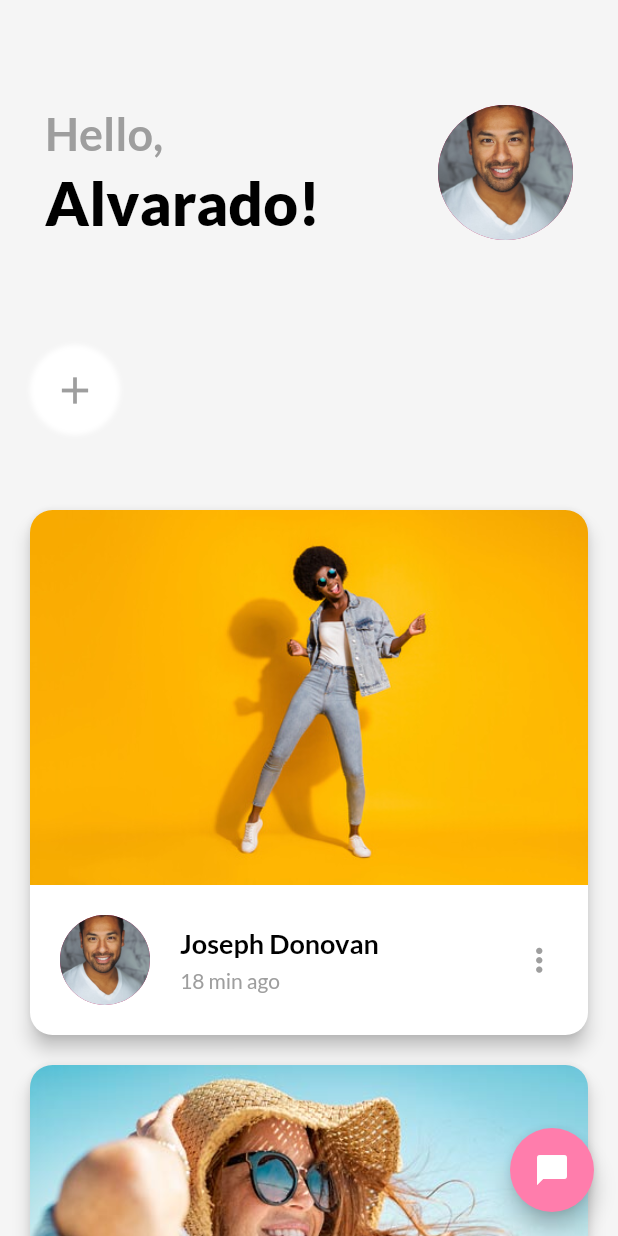
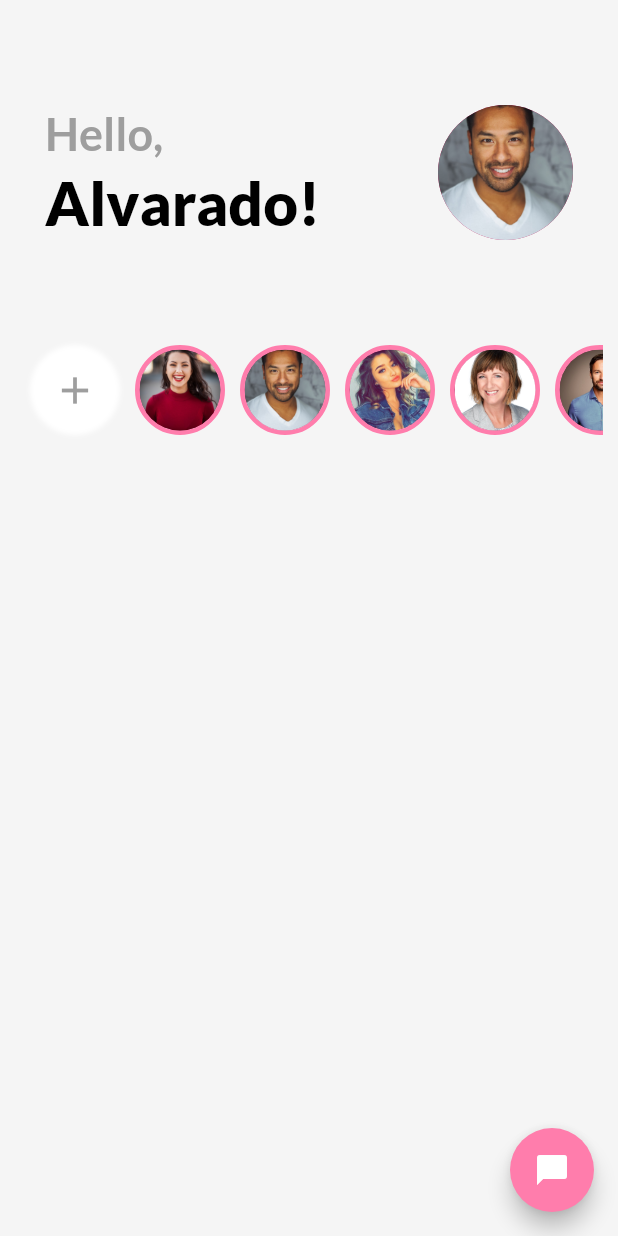
Before and after one commit to bibangjoseph/flutter-social-design, a Flutter app: the screen it shows after launch, on a phone screen of 412 x 824 dp. Run offline on Flutter 3.47's test engine with Material 2 defaults, Android fonts, the phone set to English and light mode, and no system bars; our stand-ins replace google_fonts.

Commit message:
Résolution des bug

```diff
--- a/lib/config/color.dart
+++ b/lib/config/color.dart
@@ -4,4 +4,5 @@ import 'package:flutter/material.dart';
 
 class ColorApp {
   static Color pink = Color(0xFFFF7DAC);
+  static Color bg = Color(0xFFF9FBFF);
 }
--- /dev/null
+++ b/lib/data/AppData.dart
@@ -0,0 +1,13 @@
+import 'package:socialapp/model/story.dart';
+
+class AppData {
+  static List stories = [
+    Story(id: 1, image: 'assets/images/user-1.jpg'),
+    Story(id: 2, image: 'assets/images/user-2.jpg'),
+    Story(id: 3, image: 'assets/images/user-3.jpg'),
+    Story(id: 4, image: 'assets/images/user-4.jpg'),
+    Story(id: 5, image: 'assets/images/user-5.jpg'),
+  ];
+
+  static List feeds = [{}];
+}
--- a/lib/data/storyiesData.dart
+++ /dev/null
@@ -1,11 +0,0 @@
-import 'package:socialapp/model/story.dart';
-
-class StoriesData {
-  static List stories = [
-    {'id': 1, 'image': 'assets/images/user-1.jpg'},
-    {'id': 2, 'image': 'assets/images/user-2.jpg'},
-    {'id': 3, 'image': 'assets/images/user-3.jpg'},
-    {'id': 4, 'image': 'assets/images/user-4.jpg'},
-    {'id': 5, 'image': 'assets/images/user-5.jpg'},
-  ];
-}
--- a/lib/model/story.dart
+++ b/lib/model/story.dart
@@ -1,6 +1,6 @@
 class Story {
   late int id;
-  late String imageStory;
+  late String image;
 
-  Story(this.id, this.imageStory);
+  Story({required this.id, required this.image});
 }
--- a/lib/views/home.dart
+++ b/lib/views/home.dart
@@ -1,5 +1,7 @@
 import 'package:flutter/material.dart';
 import 'package:socialapp/config/color.dart';
+import 'package:socialapp/data/AppData.dart';
+import 'package:socialapp/widget/storyWidget.dart';
 
 class HomePage extends StatefulWidget {
   const HomePage({Key? key}) : super(key: key);
@@ -67,43 +69,50 @@ class _HomePageState extends State<HomePage> {
                 const SizedBox(height: 50),
                 // ignore: sized_box_for_whitespace
                 Container(
-                  height: 60,
-                  child: ListView(
-                    scrollDirection: Axis.horizontal,
-                    children: [
-                      addStory(),
-                    ],
-                  ),
-                ),
+                    height: 60,
+                    child: Row(
+                      children: [
+                        addStory(),
+                        Expanded(
+                          child: ListView.builder(
+                              scrollDirection: Axis.horizontal,
+                              itemCount: AppData.stories.length,
+                              itemBuilder: (BuildContext context, int index) {
+                                return storyWidget(
+                                    imageUrl: AppData.stories[index].image);
+                              }),
+                        )
+                      ],
+                    )),
                 const SizedBox(height: 40),
 
                 Column(
                   children: [
-                    buildFeed(
-                        imageFeed: 'assets/feeds/feed-01.jpg',
-                        imageUser: 'assets/images/user-2.jpg',
-                        userName: 'Joseph Donovan',
-                        time: '18 min ago'),
-                    buildFeed(
-                        imageFeed: 'assets/feeds/feed-02.jpg',
-                        imageUser: 'assets/images/user-3.jpg',
-                        userName: 'Monica Julice',
-                        time: '18 min ago'),
-                    buildFeed(
-                        imageFeed: 'assets/feeds/feed-03.png',
-                        imageUser: 'assets/images/user-2.jpg',
-                        userName: 'Joseph Donovan',
-                        time: '18 min ago'),
-                    buildFeed(
-                        imageFeed: 'assets/feeds/feed-04.jpg',
-                        imageUser: 'assets/images/user-3.jpg',
-                        userName: 'Monica Julice',
-                        time: '18 min ago'),
-                    buildFeed(
-                        imageFeed: 'assets/feeds/feed-05.jpg',
-                        imageUser: 'assets/images/user-2.jpg',
-                        userName: 'Joseph Donovan',
-                        time: '18 min ago'),
+                    // buildFeed(
+                    //     imageFeed: 'assets/feeds/feed-01.jpg',
+                    //     imageUser: 'assets/images/user-2.jpg',
+                    //     userName: 'Joseph Donovan',
+                    //     time: '18 min ago'),
+                    // buildFeed(
+                    //     imageFeed: 'assets/feeds/feed-02.jpg',
+                    //     imageUser: 'assets/images/user-3.jpg',
+                    //     userName: 'Monica Julice',
+                    //     time: '18 min ago'),
+                    // buildFeed(
+                    //     imageFeed: 'assets/feeds/feed-03.png',
+                    //     imageUser: 'assets/images/user-2.jpg',
+                    //     userName: 'Joseph Donovan',
+                    //     time: '18 min ago'),
+                    // buildFeed(
+                    //     imageFeed: 'assets/feeds/feed-04.jpg',
+                    //     imageUser: 'assets/images/user-3.jpg',
+                    //     userName: 'Monica Julice',
+                    //     time: '18 min ago'),
+                    // buildFeed(
+                    //     imageFeed: 'assets/feeds/feed-05.jpg',
+                    //     imageUser: 'assets/images/user-2.jpg',
+                    //     userName: 'Joseph Donovan',
+                    //     time: '18 min ago'),
                   ],
                 )
               ],
@@ -116,64 +125,6 @@ class _HomePageState extends State<HomePage> {
         },
         child: const Icon(Icons.chat_bubble),
       ),
-    );
-  }
-
-  Widget buildFeed({imageFeed, imageUser, userName, time}) {
-    return Card(
-      semanticContainer: true,
-      clipBehavior: Clip.antiAliasWithSaveLayer,
-      // ignore: sort_child_properties_last
-      child: Column(
-        children: [
-          SizedBox(
-              width: double.infinity,
-              height: 250,
-              child: Image.asset(imageFeed, fit: BoxFit.cover)),
-          Container(
-            padding: const EdgeInsets.all(20),
-            child: Row(
-              mainAxisAlignment: MainAxisAlignment.spaceBetween,
-              children: [
-                Row(
-                  children: [
-                    CircleAvatar(
-                      radius: 30,
-                      backgroundImage: AssetImage(imageUser),
-                    ),
-                    const SizedBox(width: 20),
-                    Column(
-                      crossAxisAlignment: CrossAxisAlignment.start,
-                      children: [
-                        Text(
-                          userName,
-                          style: const TextStyle(
-                              fontSize: 18,
-                              color: Colors.black,
-                              fontWeight: FontWeight.bold),
-                        ),
-                        const SizedBox(height: 5),
-                        Text(
-                          time,
-                          style: const TextStyle(color: Colors.grey),
-                        )
-                      ],
-                    ),
-                  ],
-                ),
-                const Icon(
-                  Icons.more_vert_outlined,
-                  size: 25,
-                  color: Colors.grey,
-                )
-              ],
-            ),
-          )
-        ],
-      ),
-      shape: RoundedRectangleBorder(borderRadius: BorderRadius.circular(15)),
-      elevation: 5,
-      margin: const EdgeInsets.all(10),
     );
   }
 
--- /dev/null
+++ b/lib/widget/feedWidegt.dart
@@ -0,0 +1,59 @@
+import 'package:flutter/material.dart';
+
+Widget buildFeed({imageFeed, imageUser, userName, time}) {
+  return Card(
+    semanticContainer: true,
+    clipBehavior: Clip.antiAliasWithSaveLayer,
+    // ignore: sort_child_properties_last
+    child: Column(
+      children: [
+        SizedBox(
+            width: double.infinity,
+            height: 250,
+            child: Image.asset(imageFeed, fit: BoxFit.cover)),
+        Container(
+          padding: const EdgeInsets.all(20),
+          child: Row(
+            mainAxisAlignment: MainAxisAlignment.spaceBetween,
+            children: [
+              Row(
+                children: [
+                  CircleAvatar(
+                    radius: 30,
+                    backgroundImage: AssetImage(imageUser),
+                  ),
+                  const SizedBox(width: 20),
+                  Column(
+                    crossAxisAlignment: CrossAxisAlignment.start,
+                    children: [
+                      Text(
+                        userName,
+                        style: const TextStyle(
+                            fontSize: 18,
+                            color: Colors.black,
+                            fontWeight: FontWeight.bold),
+                      ),
+                      const SizedBox(height: 5),
+                      Text(
+                        time,
+                        style: const TextStyle(color: Colors.grey),
+                      )
+                    ],
+                  ),
+                ],
+              ),
+              const Icon(
+                Icons.more_vert_outlined,
+                size: 25,
+                color: Colors.grey,
+              )
+            ],
+          ),
+        )
+      ],
+    ),
+    shape: RoundedRectangleBorder(borderRadius: BorderRadius.circular(15)),
+    elevation: 5,
+    margin: const EdgeInsets.all(10),
+  );
+}
--- a/lib/widget/story.dart
+++ b/lib/widget/storyWidget.dart
@@ -1,7 +1,7 @@
 import 'package:flutter/material.dart';
 import '../config/color.dart';
 
-Widget buildStory({imageUrl}) {
+Widget storyWidget({imageUrl}) {
   return Container(
     margin: const EdgeInsets.only(left: 10),
     height: 60,
```
